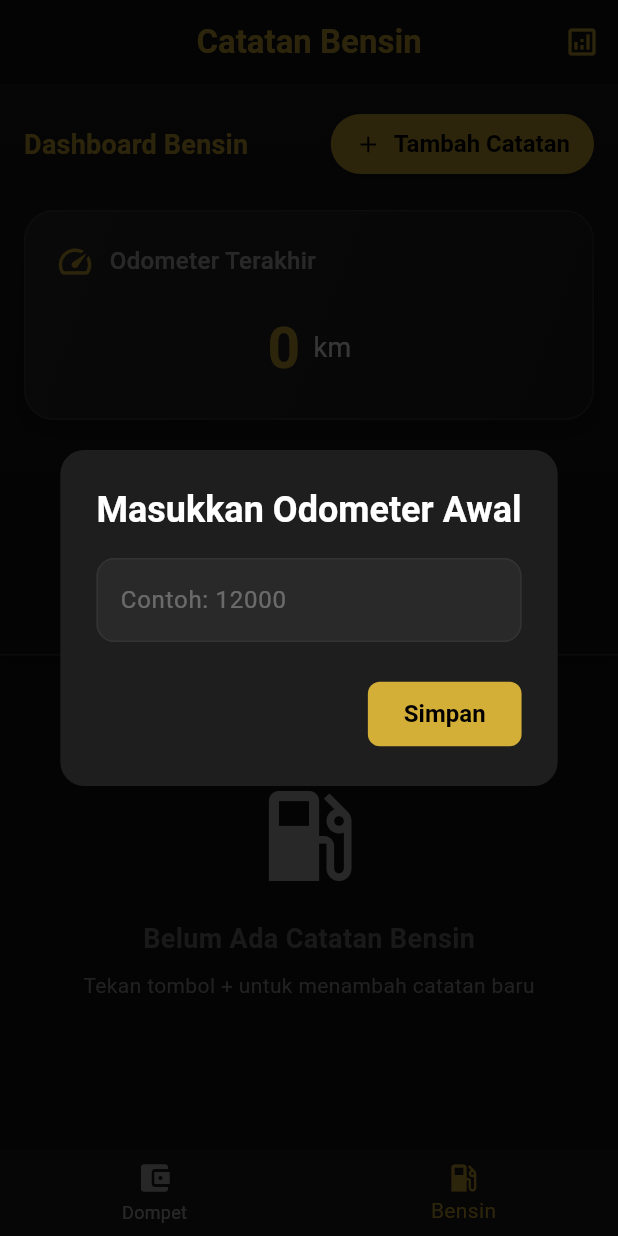
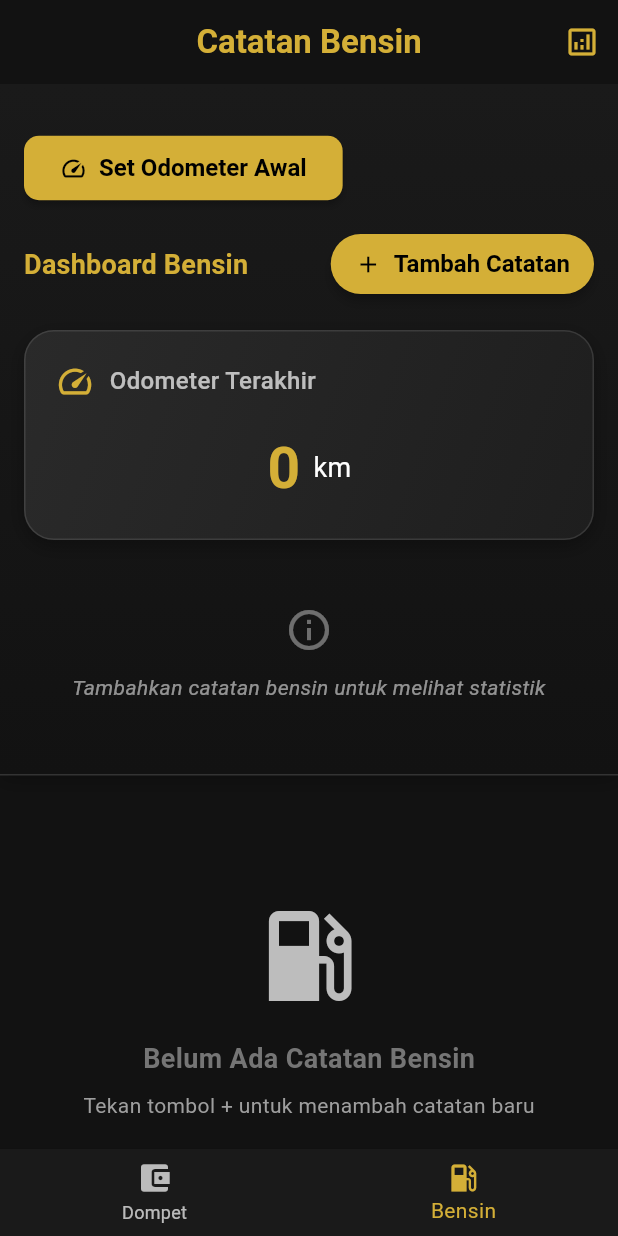
Before and after one commit to JonathanTanujaya/gabut, a Flutter app: the screen it shows after launch, item 2 of the bottom bar chosen, on a phone screen of 412 x 824 dp. Run offline on Flutter 3.47's test engine with Material 3 defaults, Android fonts, the phone set to English and light mode, and no system bars; our stand-ins replace fl_chart, flutter_masked_text2, hive, hive_flutter, sqflite; accounts and stored records are empty.

Commit message:
ganti tampilan

```diff
--- a/dompet/lib/gas/screen/beranda.dart
+++ b/dompet/lib/gas/screen/beranda.dart
@@ -124,13 +124,6 @@ class GasHomeScreen extends StatelessWidget {
   Widget build(BuildContext context) {
     return Consumer<GasHomeController>(
       builder: (context, controller, child) {
-        // Pop-up input odometer awal (hanya jika null)
-        WidgetsBinding.instance.addPostFrameCallback((_) {
-          if (controller.initialOdometer == null) {
-            _showInitialOdometerDialog(context, controller);
-          }
-        });
-
         final logs = controller.service.getLogs();
         final (totalDistance, totalCost, avgEfficiency) =
             controller.service.calculateStats();
@@ -209,6 +202,27 @@ class GasHomeScreen extends StatelessWidget {
                             child: Column(
                               crossAxisAlignment: CrossAxisAlignment.start,
                               children: [
+                                // Tombol set odometer awal jika belum diisi
+                                if (controller.initialOdometer == null) ...[
+                                  Padding(
+                                    padding: const EdgeInsets.symmetric(vertical: 16),
+                                    child: ElevatedButton.icon(
+                                      icon: const Icon(Icons.speed),
+                                      label: const Text('Set Odometer Awal'),
+                                      style: ElevatedButton.styleFrom(
+                                        backgroundColor: const Color(0xFFD4AF37),
+                                        foregroundColor: Colors.black,
+                                        elevation: 2,
+                                        shape: RoundedRectangleBorder(
+                                          borderRadius: BorderRadius.circular(10),
+                                        ),
+                                        padding: const EdgeInsets.symmetric(horizontal: 24, vertical: 12),
+                                      ),
+                                      onPressed: () => _showInitialOdometerDialog(context, controller),
+                                    ),
+                                  ),
+                                ],
+
                                 // Dashboard title
                                 Padding(
                                   padding: const EdgeInsets.only(bottom: 20),
```
